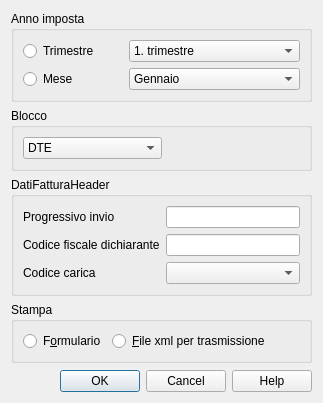
Old version of the form Iva/2017/ch.banana.script.italy_vat_2017.report.fatture.dialog.ui in the repository BananaAccounting/Italia.
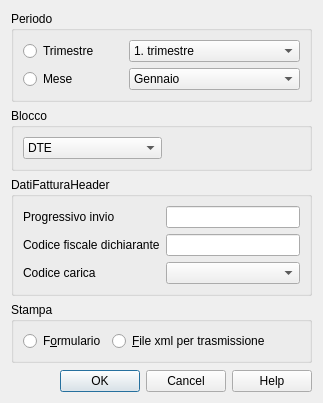
New version of the form.

The edit to the form file:
```diff
--- a/Iva/2017/ch.banana.script.italy_vat_2017.report.fatture.dialog.ui
+++ b/Iva/2017/ch.banana.script.italy_vat_2017.report.fatture.dialog.ui
@@ -17,7 +17,7 @@
    <item>
     <widget class="QGroupBox" name="periodoGroupBox">
      <property name="title">
-      <string notr="true">Anno imposta</string>
+      <string notr="true">Periodo</string>
      </property>
      <layout class="QVBoxLayout" name="verticalLayout">
       <item>
```
Left out of the diff: 1 changed line with no effect on the pictures.
